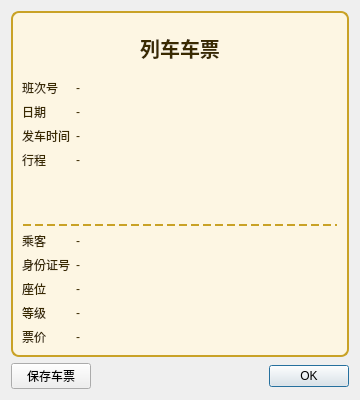
Before: the Qt Designer form ticketview.ui in citrus-dot/QTrainTixSys, drawn with Qt 5.
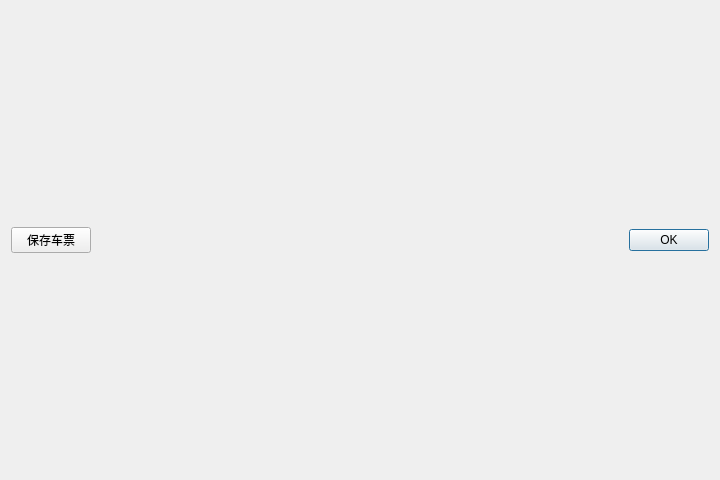
After: the same form once the commit is applied.

Commit message:
V18 (v0.3.0): 补齐 V13-V15 迭代 + 仿真车票/统计可视化 + 数据与文档同步
- V13 收尾: 班次列表列头排序(数值列比较), 身份证脱敏统一至 tableutil.h
- V14: 修改班次功能(TrainSystem::updateTrain + 对话框编辑模式 + 一等车厢号布局)
- V15: 未保存改动提示(closeEvent 保存/不保存/取消) + 窗口几何记忆 + 自动打开上次文件
- 车票重绘: 880x430 扁长磁介质样式, 动车组水印, 副联齿孔区(订单/支付信息)
- 统计环形图: 弹性 hover 加粗动画(逐段强度向量 + OutBack), 等级行动画防量化
- testdata.dat: 5 班次, 上座率 ~1/3 带随机偏移, 含边界用例
- 主题精简: 删除死样式区块; README/PROGRESS 同步至 V18

What changed in the file:
```diff
--- a/ticketview.ui
+++ b/ticketview.ui
@@ -6,217 +6,14 @@
    <rect>
     <x>0</x>
     <y>0</y>
-    <width>360</width>
-    <height>400</height>
+    <width>720</width>
+    <height>480</height>
    </rect>
   </property>
   <property name="windowTitle">
    <string>车票</string>
   </property>
   <layout class="QVBoxLayout" name="verticalLayout">
-   <item>
-    <widget class="QFrame" name="cardFrame">
-     <property name="minimumSize">
-      <size>
-       <width>320</width>
-       <height>300</height>
-      </size>
-     </property>
-     <property name="styleSheet">
-      <string notr="true">#cardFrame { background-color: #fdf6e3; border: 2px solid #c9a227; border-radius: 8px; }
-#cardFrame QLabel { color: #3a2a00; background: transparent; }
-#titleLabel { font-size: 20px; font-weight: bold; color: #7a1f1f; }
-#sepLine { border: none; border-bottom: 2px dashed #c9a227; }
-#valueLabel { font-weight: bold; }</string>
-     </property>
-     <layout class="QVBoxLayout" name="cardLayout">
-      <item>
-       <widget class="QLabel" name="titleLabel">
-        <property name="text">
-         <string>列车车票</string>
-        </property>
-        <property name="alignment">
-         <set>Qt::AlignCenter</set>
-        </property>
-       </widget>
-      </item>
-      <item>
-       <layout class="QFormLayout" name="formTop">
-        <item row="0" column="0">
-         <widget class="QLabel" name="labelNo">
-          <property name="text">
-           <string>班次号</string>
-          </property>
-         </widget>
-        </item>
-        <item row="0" column="1">
-         <widget class="QLabel" name="noLabel">
-          <property name="objectName">
-          <string>valueLabel</string>
-         </property>
-          <property name="text">
-           <string>-</string>
-          </property>
-         </widget>
-        </item>
-        <item row="1" column="0">
-         <widget class="QLabel" name="labelDate">
-          <property name="text">
-           <string>日期</string>
-          </property>
-         </widget>
-        </item>
-        <item row="1" column="1">
-         <widget class="QLabel" name="dateLabel">
-          <property name="objectName">
-          <string>valueLabel</string>
-         </property>
-          <property name="text">
-           <string>-</string>
-          </property>
-         </widget>
-        </item>
-        <item row="2" column="0">
-         <widget class="QLabel" name="labelTime">
-          <property name="text">
-           <string>发车时间</string>
-          </property>
-         </widget>
-        </item>
-        <item row="2" column="1">
-         <widget class="QLabel" name="timeLabel">
-          <property name="objectName">
-          <string>valueLabel</string>
-         </property>
-          <property name="text">
-           <string>-</string>
-          </property>
-         </widget>
-        </item>
-        <item row="3" column="0">
-         <widget class="QLabel" name="labelRoute">
-          <property name="text">
-           <string>行程</string>
-          </property>
-         </widget>
-        </item>
-        <item row="3" column="1">
-         <widget class="QLabel" name="routeLabel">
-          <property name="objectName">
-          <string>valueLabel</string>
-         </property>
-          <property name="text">
-           <string>-</string>
-          </property>
-         </widget>
-        </item>
-       </layout>
-      </item>
-      <item>
-       <widget class="QLabel" name="sepLine">
-        <property name="minimumSize">
-         <size>
-          <width>0</width>
-          <height>2</height>
-         </size>
-        </property>
-        <property name="text">
-         <string/>
-        </property>
-       </widget>
-      </item>
-      <item>
-       <layout class="QFormLayout" name="formBottom">
-        <item row="0" column="0">
-         <widget class="QLabel" name="labelPassenger">
-          <property name="text">
-           <string>乘客</string>
-          </property>
-         </widget>
-        </item>
-        <item row="0" column="1">
-         <widget class="QLabel" name="passengerLabel">
-          <property name="objectName">
-          <string>valueLabel</string>
-         </property>
-          <property name="text">
-           <string>-</string>
-          </property>
-         </widget>
-        </item>
-        <item row="1" column="0">
-         <widget class="QLabel" name="labelId">
-          <property name="text">
-           <string>身份证号</string>
-          </property>
-         </widget>
-        </item>
-        <item row="1" column="1">
-         <widget class="QLabel" name="idLabel">
-          <property name="objectName">
-          <string>valueLabel</string>
-         </property>
-          <property name="text">
-           <string>-</string>
-          </property>
-         </widget>
-        </item>
-        <item row="2" column="0">
-         <widget class="QLabel" name="labelSeat">
-          <property name="text">
-           <string>座位</string>
-          </property>
-         </widget>
-        </item>
-        <item row="2" column="1">
-         <widget class="QLabel" name="seatLabel">
-          <property name="objectName">
-          <string>valueLabel</string>
-         </property>
-          <property name="text">
-           <string>-</string>
-          </property>
-         </widget>
-        </item>
-        <item row="3" column="0">
-         <widget class="QLabel" name="labelClass">
-          <property name="text">
-           <string>等级</string>
-          </property>
-         </widget>
-        </item>
-        <item row="3" column="1">
-         <widget class="QLabel" name="classLabel">
-          <property name="objectName">
-          <string>valueLabel</string>
-         </property>
-          <property name="text">
-           <string>-</string>
-          </property>
-         </widget>
-        </item>
-        <item row="4" column="0">
-         <widget class="QLabel" name="labelPrice">
-          <property name="text">
-           <string>票价</string>
-          </property>
-         </widget>
-        </item>
-        <item row="4" column="1">
-         <widget class="QLabel" name="priceLabel">
-          <property name="objectName">
-          <string>valueLabel</string>
-         </property>
-          <property name="text">
-           <string>-</string>
-          </property>
-         </widget>
-        </item>
-       </layout>
-      </item>
-     </layout>
-    </widget>
-   </item>
    <item>
     <layout class="QHBoxLayout" name="bottomLayout">
      <item>
```
The commit also changes 39 other files.
